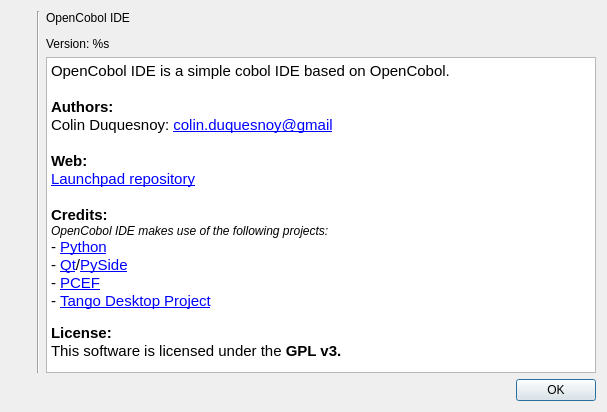
The window that cobcide/ui/dlg_about.ui (OpenCobolIDE/OpenCobolIDE) describes before a commit, drawn with Qt 5.
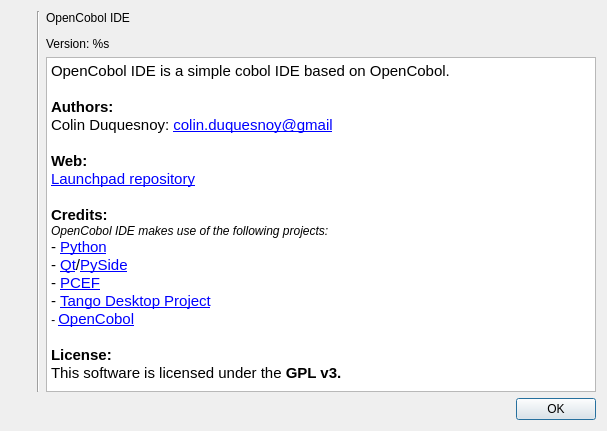
The same window after the commit. Icons and pictures are not drawn.

What changed in the file:
```diff
--- a/cobcide/ui/dlg_about.ui
+++ b/cobcide/ui/dlg_about.ui
@@ -7,7 +7,7 @@
     <x>0</x>
     <y>0</y>
     <width>607</width>
-    <height>412</height>
+    <height>431</height>
    </rect>
   </property>
   <property name="windowTitle">
@@ -90,7 +90,8 @@
 &lt;p style=&quot; margin-top:0px; margin-bottom:0px; margin-left:0px; margin-right:0px; -qt-block-indent:0; text-indent:0px;&quot;&gt;- &lt;a href=&quot;http://qt-project.org/&quot;&gt;&lt;span style=&quot; text-decoration: underline; color:#0000ff;&quot;&gt;Qt&lt;/span&gt;&lt;/a&gt;/&lt;a href=&quot;http://qt-project.org/wiki/Category:LanguageBindings::PySide&quot;&gt;&lt;span style=&quot; text-decoration: underline; color:#0000ff;&quot;&gt;PySide&lt;/span&gt;&lt;/a&gt;&lt;/p&gt;
 &lt;p style=&quot; margin-top:0px; margin-bottom:0px; margin-left:0px; margin-right:0px; -qt-block-indent:0; text-indent:0px;&quot;&gt;- &lt;a href=&quot;https://github.com/ColinDuquesnoy/PCEF&quot;&gt;&lt;span style=&quot; text-decoration: underline; color:#0000ff;&quot;&gt;PCEF&lt;/span&gt;&lt;/a&gt;&lt;/p&gt;
 &lt;p style=&quot; margin-top:0px; margin-bottom:0px; margin-left:0px; margin-right:0px; -qt-block-indent:0; text-indent:0px;&quot;&gt;- &lt;a href=&quot;http://tango.freedesktop.org/&quot;&gt;&lt;span style=&quot; text-decoration: underline; color:#0000ff;&quot;&gt;Tango Desktop Project&lt;/span&gt;&lt;/a&gt;&lt;/p&gt;
-&lt;p style=&quot;-qt-paragraph-type:empty; margin-top:0px; margin-bottom:0px; margin-left:0px; margin-right:0px; -qt-block-indent:0; text-indent:0px; font-size:9pt; font-style:italic;&quot;&gt;&lt;br /&gt;&lt;/p&gt;
+&lt;p style=&quot; margin-top:0px; margin-bottom:0px; margin-left:0px; margin-right:0px; -qt-block-indent:0; text-indent:0px;&quot;&gt;&lt;span style=&quot; font-size:9pt; font-style:italic;&quot;&gt;- &lt;/span&gt;&lt;a href=&quot;http://www.opencobol.org/&quot;&gt;&lt;span style=&quot; text-decoration: underline; color:#0000ff;&quot;&gt;OpenCobol&lt;/span&gt;&lt;/a&gt;&lt;/p&gt;
+&lt;p style=&quot;-qt-paragraph-type:empty; margin-top:0px; margin-bottom:0px; margin-left:0px; margin-right:0px; -qt-block-indent:0; text-indent:0px; text-decoration: underline; color:#0000ff;&quot;&gt;&lt;br /&gt;&lt;/p&gt;
 &lt;p style=&quot; margin-top:0px; margin-bottom:0px; margin-left:0px; margin-right:0px; -qt-block-indent:0; text-indent:0px;&quot;&gt;&lt;span style=&quot; font-weight:600;&quot;&gt;License:&lt;/span&gt;&lt;/p&gt;
 &lt;p style=&quot; margin-top:0px; margin-bottom:0px; margin-left:0px; margin-right:0px; -qt-block-indent:0; text-indent:0px;&quot;&gt;This software is licensed under the &lt;span style=&quot; font-weight:600;&quot;&gt;GPL v3.&lt;/span&gt;&lt;/p&gt;&lt;/body&gt;&lt;/html&gt;</string>
          </property>
```
